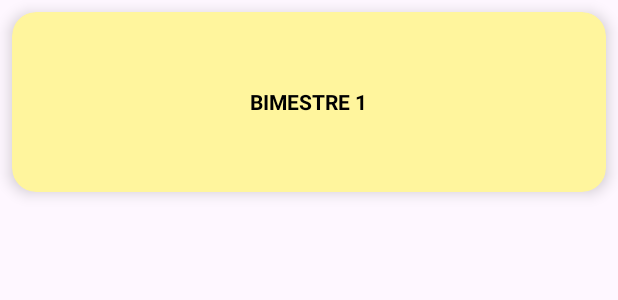
After one commit to Hyground/EDUGTAPP, an Android app: the layout item_bimestre.xml on its own in the app's theme, with its tools: preview values and no code run, on a phone screen of 412 x 824 dp. The commit adds this screen. Shown: the top 300 px of the screen. Run offline under Robolectric (Android 15) with nearby library versions, the phone set to English and light mode, and no system bars.

Commit message:
listo ya casi terminamos jujuju

```diff
--- a/app/src/main/AndroidManifest.xml
+++ b/app/src/main/AndroidManifest.xml
@@ -47,6 +47,7 @@
 
 
 
+
         <!-- FileProvider (debe coincidir con tu file_paths.xml) -->
         <provider
             android:name="androidx.core.content.FileProvider"
--- /dev/null
+++ b/app/src/main/res/layout/item_bimestre.xml
@@ -0,0 +1,31 @@
+<androidx.cardview.widget.CardView
+    xmlns:android="http://schemas.android.com/apk/res/android"
+    xmlns:app="http://schemas.android.com/apk/res-auto"
+    android:id="@+id/cardCurso"
+    android:layout_width="match_parent"
+    android:layout_height="120dp"
+    android:layout_margin="8dp"
+    app:cardCornerRadius="16dp"
+    app:cardElevation="6dp"
+    app:cardBackgroundColor="#FFF59D"> <!-- Color exclusivo bimestres -->
+
+    <LinearLayout
+        android:layout_width="match_parent"
+        android:layout_height="match_parent"
+        android:orientation="vertical"
+        android:gravity="center"
+        android:background="?android:attr/selectableItemBackground"
+        android:padding="12dp">
+
+        <TextView
+            android:id="@+id/tvNombreCurso"
+            android:layout_width="wrap_content"
+            android:layout_height="wrap_content"
+            android:text="BIMESTRE 1"
+            android:textSize="14sp"
+            android:textAlignment="center"
+            android:gravity="center"
+            android:textStyle="bold"
+            android:textColor="#000" />
+    </LinearLayout>
+</androidx.cardview.widget.CardView>
--- a/app/src/main/res/values/colors.xml
+++ b/app/src/main/res/values/colors.xml
@@ -2,4 +2,9 @@
 <resources>
     <color name="black">#FF000000</color>
     <color name="white">#FFFFFFFF</color>
+    <color name="bimestre_1">#FFE082</color> <!-- amarillo claro -->
+    <color name="bimestre_2">#81D4FA</color> <!-- celeste -->
+    <color name="bimestre_3">#A5D6A7</color> <!-- verde claro -->
+    <color name="bimestre_4">#FFAB91</color> <!-- coral claro -->
+
 </resources>
```
Also changed, not shown: app/src/main/java/com/example/edugtapp/ui/RegistrarNotaDesdeEstudianteActivity.kt (+4 -4 lines), app/src/main/java/com/example/edugtapp/ui/RegistrarNotasActivity.kt (+57 -3 lines), app/src/main/java/com/example/edugtapp/ui/adapter/BimestreAdapter.kt (+15 -1 lines), app/src/main/res/layout/activity_registrar_nota_estudiante.xml (+5 -2 lines), app/src/main/res/layout/activity_registrar_notas.xml (added, +43 -0 lines), app/src/main/res/layout/list_item_estudiante_calificacion.xml (added, +33 -0 lines).
